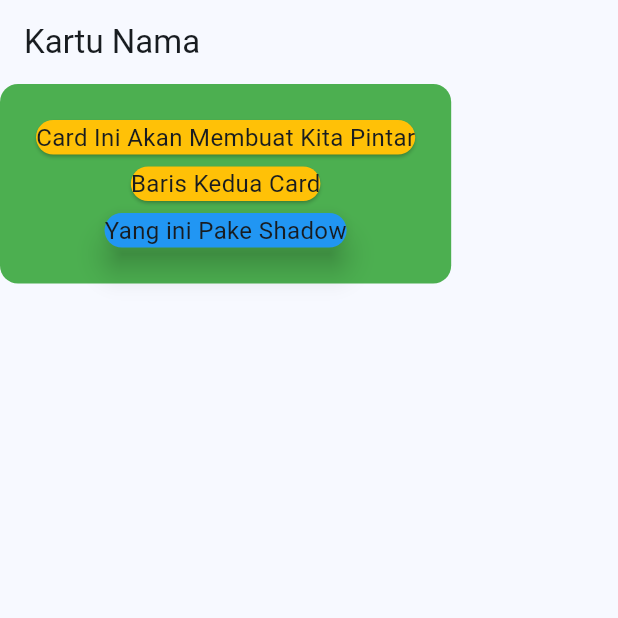
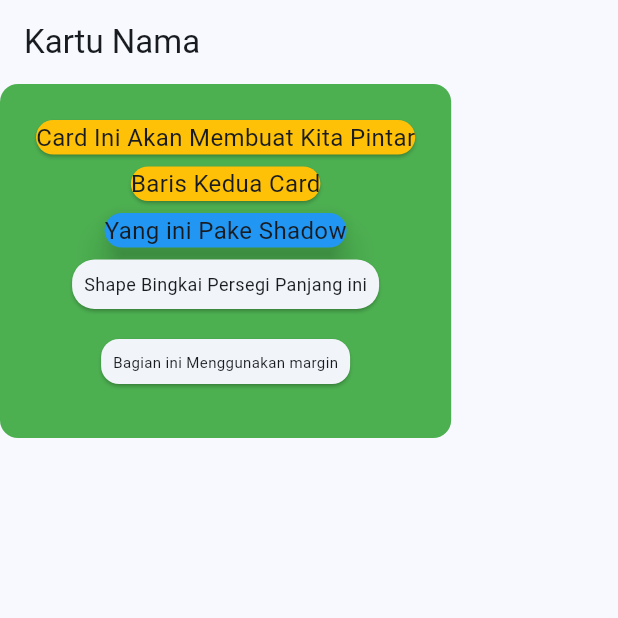
Before and after one commit to asis92/tugas_card, a Flutter app: the screen it shows after launch, on a phone screen of 412 x 824 dp, the top half of it. Run offline on Flutter 3.47's test engine with Material 3 defaults, Android fonts, the phone set to English and light mode, and no system bars.

Commit message:
Step 6 Update Card

```diff
--- a/lib/pages/card01.dart
+++ b/lib/pages/card01.dart
@@ -14,28 +14,50 @@ class MyCard extends StatelessWidget {
             color: Colors.green,
           ),
           padding: const EdgeInsets.all(20.0),
-          child: const Column(
+          child: Column(
             children: [
-              Card(
+              const Card(
                 color: Colors.amber,
                 child: Text(
                   "Card Ini Akan Membuat Kita Pintar",
                   style: TextStyle(fontSize: 16.0),
                 ),
               ),
-              Card(
+              const Card(
                 color: Colors.amber,
                 child: Text(
                   "Baris Kedua Card",
                   style: TextStyle(fontSize: 16.0),
                 ),
               ),
-              Card(
+              const Card(
                 elevation: 8,
                 color: Colors.blue,
                 child: Text(
                   "Yang ini Pake Shadow",
                   style: TextStyle(fontSize: 16.0),
+                ),
+              ),
+              Card(
+                shape: RoundedRectangleBorder(
+                  borderRadius: BorderRadius.circular(15.0),
+                ),
+                child: Padding(
+                  padding: const EdgeInsets.all(8.0),
+                  child: Text(
+                    "Shape Bingkai Persegi Panjang ini",
+                    style: TextStyle(fontSize: 12.0),
+                  ),
+                ),
+              ),
+              Card(
+                margin: EdgeInsets.all(16.0),
+                child: Padding(
+                  padding: const EdgeInsets.all(8.0),
+                  child: Text(
+                    "Bagian ini Menggunakan margin",
+                    style: TextStyle(fontSize: 10.0),
+                  ),
                 ),
               ),
             ],
```
